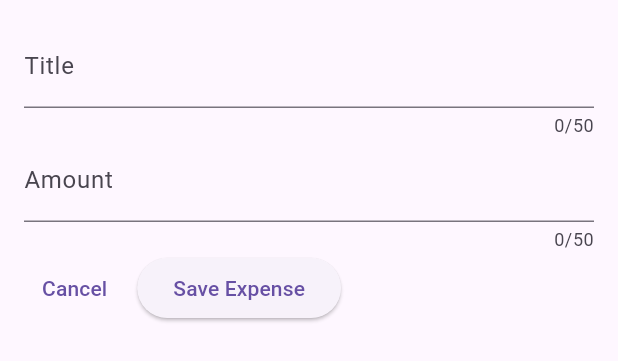
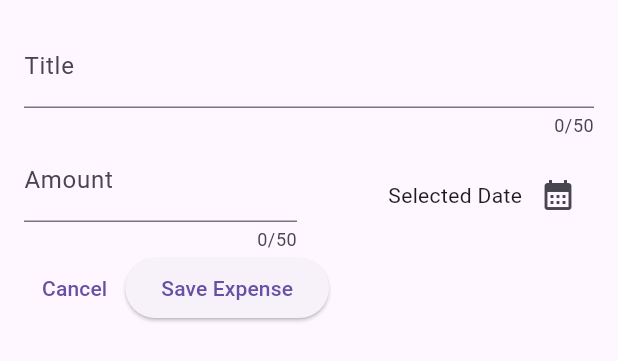
Before and after one commit to youngsuk-kim/training, a Flutter app: the NewExpense widget shown alone on an empty page, opened directly, on a phone screen of 412 x 824 dp. Shown: the top 361 px of the screen. Run offline on Flutter 3.47's test engine with Material 3 defaults, Android fonts, the phone set to English and light mode, and no system bars.

Commit message:
date picker

```diff
--- a/expenses/lib/wigets/new_expense.dart
+++ b/expenses/lib/wigets/new_expense.dart
@@ -12,6 +12,12 @@ class NewExpense extends StatefulWidget {
 class _NewExpenseState extends State<NewExpense> {
   final _titleController = TextEditingController();
   final _amountController = TextEditingController();
+
+  void _presentDatePicker() {
+    final now = DateTime.now();
+    final firstDate = DateTime(now.year - 1, now.month, now.day);
+    showDatePicker(context: context, firstDate: firstDate, lastDate: now, initialDate: now);
+  }
 
   @override
   void dispose() {
@@ -31,16 +37,39 @@ class _NewExpenseState extends State<NewExpense> {
             maxLength: 50,
             decoration: const InputDecoration(label: Text('Title')),
           ),
-          TextField(
-            keyboardType:
-                TextInputType.numberWithOptions(decimal: true, signed: false),
-            controller: _amountController,
-            maxLength: 50,
-            decoration:
-                const InputDecoration(prefixText: '\$ ', label: Text('Amount')),
+          Row(
+            children: [
+              Expanded(
+                  child: Row(
+                children: [
+                  Expanded(
+                    child: TextField(
+                      keyboardType: TextInputType.number,
+                      controller: _amountController,
+                      maxLength: 50,
+                      decoration: const InputDecoration(
+                          prefixText: '\$ ', label: Text('Amount')),
+                    ),
+                  ),
+                  const SizedBox(width: 16),
+                  Expanded(
+                      child: Row(
+                      mainAxisAlignment: MainAxisAlignment.end,
+                      children: [
+                        const Text("Selected Date"),
+                        IconButton(
+                          onPressed: _presentDatePicker,
+                          icon: const Icon(
+                            Icons.calendar_month,
+                          ),
+                        )
+                      ],
+                  ))
+                ],
+              ))
+            ],
           ),
           Row(
-            spacing: 8,
             children: [
               TextButton(
                   onPressed: () => Navigator.pop(context),
@@ -51,6 +80,13 @@ class _NewExpenseState extends State<NewExpense> {
                     print(_amountController.text);
                   },
                   child: const Text('Save Expense')),
+              const SizedBox(
+                width: 16,
+              ),
+              Expanded(
+                  child: Row(
+                children: [],
+              ))
             ],
           ),
         ],
```
